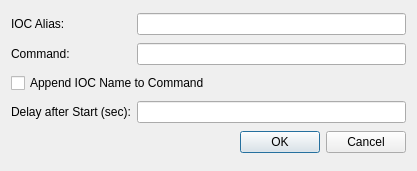
pcdshub/iocmanager, file ui/details.ui: the form before one commit.
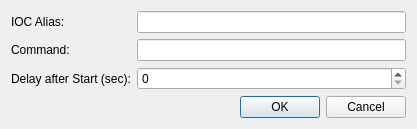
The form after the commit.

Commit message: MNT: remove references to flags from details.ui

What changed in the file:
```diff
--- a/ui/details.ui
+++ b/ui/details.ui
@@ -7,7 +7,7 @@
     <x>0</x>
     <y>0</y>
     <width>417</width>
-    <height>171</height>
+    <height>129</height>
    </rect>
   </property>
   <property name="windowTitle">
@@ -21,9 +21,6 @@
      </property>
     </widget>
    </item>
-   <item row="0" column="1">
-    <widget class="QLineEdit" name="aliasEdit"/>
-   </item>
    <item row="1" column="0">
     <widget class="QLabel" name="label">
      <property name="text">
@@ -34,24 +31,7 @@
    <item row="1" column="1">
     <widget class="QLineEdit" name="cmdEdit"/>
    </item>
-   <item row="2" column="0" colspan="2">
-    <widget class="QCheckBox" name="flagCheckBox">
-     <property name="text">
-      <string>Append IOC Name to Command</string>
-     </property>
-    </widget>
-   </item>
-   <item row="3" column="0">
-    <widget class="QLabel" name="label_2">
-     <property name="text">
-      <string>Delay after Start (sec):</string>
-     </property>
-    </widget>
-   </item>
-   <item row="3" column="1">
-    <widget class="QLineEdit" name="delayEdit"/>
-   </item>
-   <item row="4" column="0" colspan="2">
+   <item row="3" column="0" colspan="2">
     <widget class="QDialogButtonBox" name="buttonBox">
      <property name="orientation">
       <enum>Qt::Horizontal</enum>
@@ -61,6 +41,19 @@
      </property>
     </widget>
    </item>
+   <item row="2" column="0">
+    <widget class="QLabel" name="label_2">
+     <property name="text">
+      <string>Delay after Start (sec):</string>
+     </property>
+    </widget>
+   </item>
+   <item row="0" column="1">
+    <widget class="QLineEdit" name="aliasEdit"/>
+   </item>
+   <item row="2" column="1">
+    <widget class="QSpinBox" name="delayEdit"/>
+   </item>
   </layout>
  </widget>
  <resources/>
```
